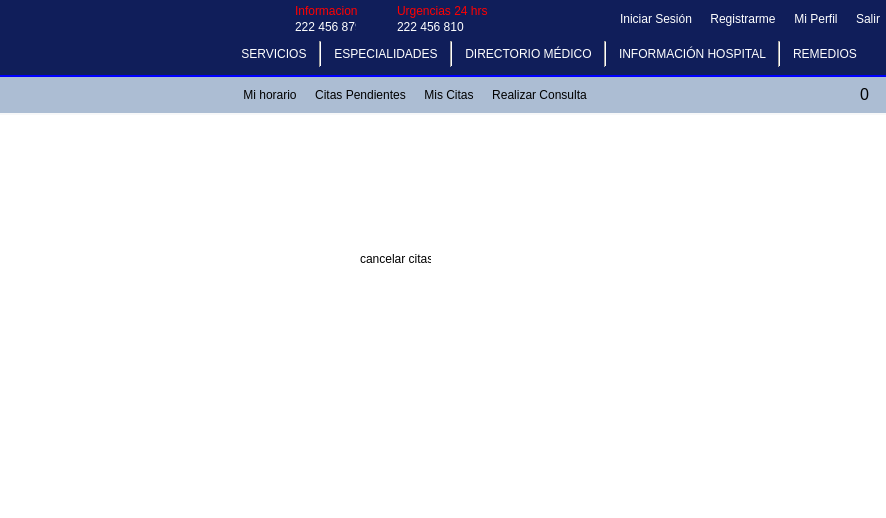
Laloses/Hospital, file mainwindow.ui: the form before one commit.
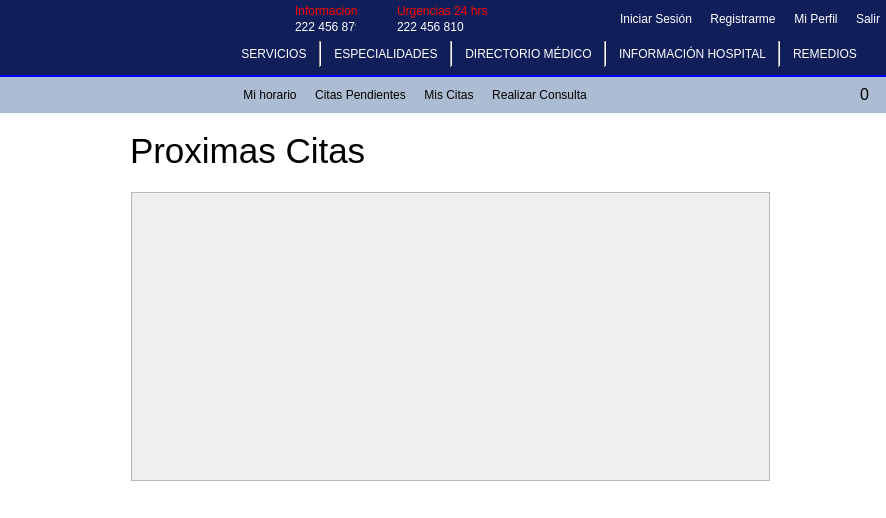
The form after the commit. The open tabs and pages were chosen to show the change. Icons and pictures are not drawn.

Commit message: arreglar desmadre del ui

Patch:
```diff
--- a/mainwindow.ui
+++ b/mainwindow.ui
@@ -5599,16 +5599,50 @@
            <widget class="QLabel" name="lb_cancelarCita">
             <property name="geometry">
              <rect>
-              <x>360</x>
-              <y>130</y>
-              <width>71</width>
-              <height>16</height>
+              <x>130</x>
+              <y>10</y>
+              <width>241</width>
+              <height>41</height>
              </rect>
             </property>
             <property name="text">
-             <string>cancelar citas</string>
+             <string>&lt;html&gt;&lt;head/&gt;&lt;body&gt;&lt;p&gt;&lt;span style=&quot; font-size:26pt;&quot;&gt;Proximas Citas&lt;/span&gt;&lt;/p&gt;&lt;/body&gt;&lt;/html&gt;</string>
             </property>
            </widget>
+           <widget class="QWidget" name="widget_7" native="true">
+            <property name="geometry">
+             <rect>
+              <x>120</x>
+              <y>60</y>
+              <width>661</width>
+              <height>311</height>
+             </rect>
+            </property>
+            <layout class="QGridLayout" name="gridLayout_35">
+             <item row="0" column="0">
+              <widget class="QScrollArea" name="scrollArea_7">
+               <property name="widgetResizable">
+                <bool>true</bool>
+               </property>
+               <widget class="QWidget" name="scrollAreaWidgetContents_7">
+                <property name="geometry">
+                 <rect>
+                  <x>0</x>
+                  <y>0</y>
+                  <width>641</width>
+                  <height>291</height>
+                 </rect>
+                </property>
+                <layout class="QGridLayout" name="gridLayout_37">
+                 <item row="0" column="0">
+                  <layout class="QGridLayout" name="citasAceptadas"/>
+                 </item>
+                </layout>
+               </widget>
+              </widget>
+             </item>
+            </layout>
+           </widget>
           </widget>
           <widget class="QWidget" name="pageRealizarCita">
            <layout class="QGridLayout" name="gridLayout_35">
```
Left out of the diff: 52 changed lines with no effect on the pictures. The commit also changes 1 other file.
